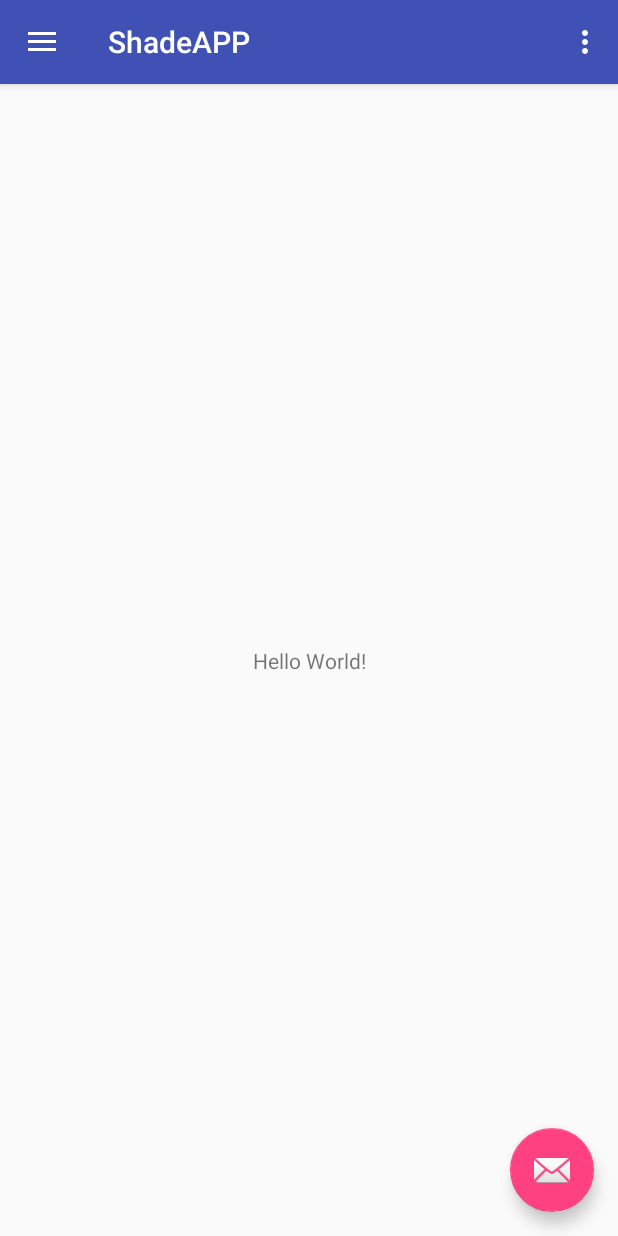
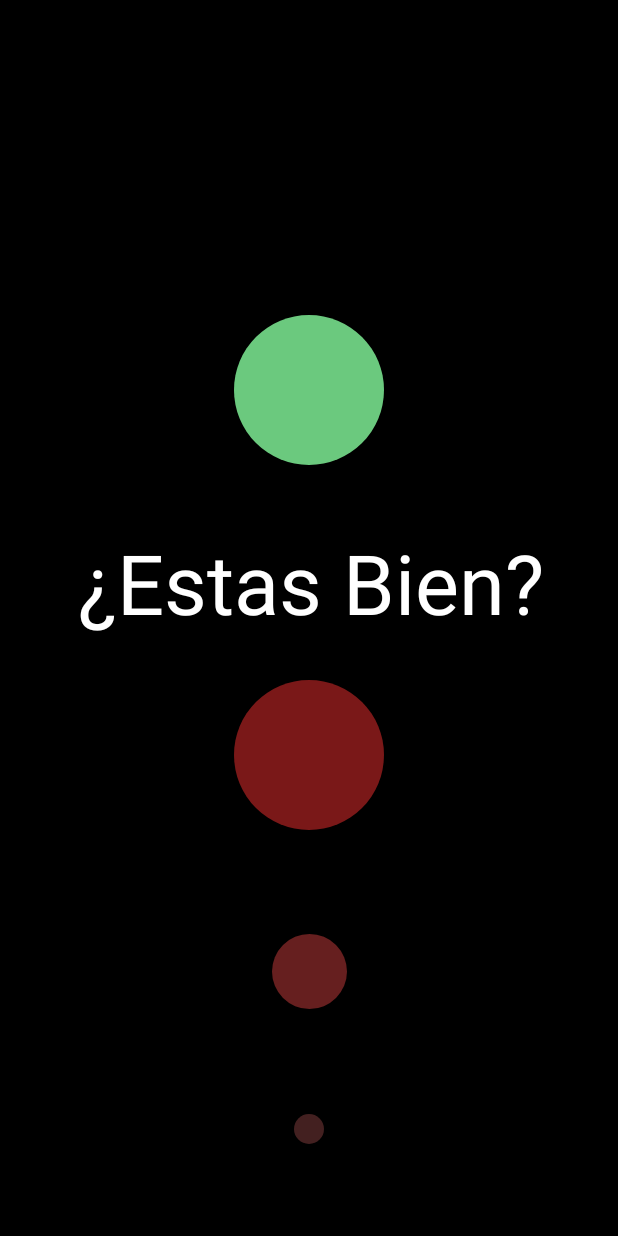
Before and after one commit to GodGilby/ShadeAPP, an Android app: the screen it shows after launch (MainActivity before the commit, RelajacionActivity after it), on a phone screen of 412 x 824 dp. Run offline under Robolectric (Android 15) with nearby library versions, the light colour scheme and no system bars.

Commit message:
Nuevos cambios

```diff
--- a/app/src/main/AndroidManifest.xml
+++ b/app/src/main/AndroidManifest.xml
@@ -12,13 +12,18 @@
         <activity
             android:name=".MainActivity"
             android:label="@string/app_name"
-            android:theme="@style/AppTheme.NoActionBar">
+            android:theme="@style/AppTheme.NoActionBar"></activity>
+        <activity android:name=".RelajacionActivity">
             <intent-filter>
                 <action android:name="android.intent.action.MAIN" />
 
                 <category android:name="android.intent.category.LAUNCHER" />
             </intent-filter>
         </activity>
+        <activity
+            android:name=".Relajacion2Activity"
+            android:label="@string/title_activity_relajacion2"
+            android:theme="@style/AppTheme.NoActionBar"></activity>
     </application>
 
 </manifest>
--- /dev/null
+++ b/app/src/main/java/com/example/gilby/shadeapp/Relajacion2Activity.java
@@ -0,0 +1,29 @@
+package com.example.gilby.shadeapp;
+
+import android.os.Bundle;
+import android.support.design.widget.FloatingActionButton;
+import android.support.design.widget.Snackbar;
+import android.support.v7.app.AppCompatActivity;
+import android.support.v7.widget.Toolbar;
+import android.view.View;
+
+public class Relajacion2Activity extends AppCompatActivity {
+
+    @Override
+    protected void onCreate(Bundle savedInstanceState) {
+        super.onCreate(savedInstanceState);
+        setContentView(R.layout.activity_relajacion2);
+        Toolbar toolbar = (Toolbar) findViewById(R.id.toolbar);
+        setSupportActionBar(toolbar);
+
+        FloatingActionButton fab = (FloatingActionButton) findViewById(R.id.fab);
+        fab.setOnClickListener(new View.OnClickListener() {
+            @Override
+            public void onClick(View view) {
+                Snackbar.make(view, "Replace with your own action", Snackbar.LENGTH_LONG)
+                        .setAction("Action", null).show();
+            }
+        });
+    }
+
+}
--- /dev/null
+++ b/app/src/main/java/com/example/gilby/shadeapp/RelajacionActivity.java
@@ -0,0 +1,23 @@
+package com.example.gilby.shadeapp;
+
+import android.support.v7.app.AppCompatActivity;
+import android.os.Bundle;
+import android.view.View;
+
+public class RelajacionActivity extends AppCompatActivity {
+
+    @Override
+    protected void onCreate(Bundle savedInstanceState) {
+        super.onCreate(savedInstanceState);
+        setContentView(R.layout.activity_relajacion);
+
+        EsconderNavegacion();
+    }
+    //Funcion para esconder navegacion
+    public void EsconderNavegacion(){
+        this.getWindow().getDecorView().setSystemUiVisibility(View.SYSTEM_UI_FLAG_FULLSCREEN |
+                View.SYSTEM_UI_FLAG_HIDE_NAVIGATION | View.SYSTEM_UI_FLAG_IMMERSIVE_STICKY |
+                View.SYSTEM_UI_FLAG_LAYOUT_FULLSCREEN | View.SYSTEM_UI_FLAG_LAYOUT_HIDE_NAVIGATION |
+                View.SYSTEM_UI_FLAG_LAYOUT_STABLE);
+    }
+}
--- /dev/null
+++ b/app/src/main/res/drawable/circle_buttom_no.xml
@@ -0,0 +1,9 @@
+<shape xmlns:android="http://schemas.android.com/apk/res/android"
+    android:shape="oval">
+    <solid android:color="#7A1818"></solid>
+    <size
+        android:width="100dp"
+        android:height="100dp">
+
+    </size>
+</shape>
--- /dev/null
+++ b/app/src/main/res/drawable/circle_buttom_yes.xml
@@ -0,0 +1,10 @@
+<shape xmlns:android="http://schemas.android.com/apk/res/android"
+    android:shape="oval">
+
+    <solid android:color="#6BC97E"></solid>
+    <size
+        android:width="100dp"
+        android:height="100dp">
+
+    </size>
+</shape>
--- /dev/null
+++ b/app/src/main/res/layout/activity_relajacion.xml
@@ -0,0 +1,117 @@
+<?xml version="1.0" encoding="utf-8"?>
+<android.support.constraint.ConstraintLayout xmlns:android="http://schemas.android.com/apk/res/android"
+    xmlns:app="http://schemas.android.com/apk/res-auto"
+    xmlns:tools="http://schemas.android.com/tools"
+    android:layout_width="match_parent"
+    android:layout_height="match_parent"
+    android:background="#000000"
+    tools:context=".RelajacionActivity">
+
+    <TextView
+        android:id="@+id/textView2"
+        android:layout_width="wrap_content"
+        android:layout_height="wrap_content"
+        android:layout_marginBottom="8dp"
+        android:layout_marginEnd="8dp"
+        android:layout_marginStart="8dp"
+        android:layout_marginTop="8dp"
+        android:text="¿Estas Bien?"
+        android:textColor="#FFFFFF"
+        android:textSize="55dp"
+        app:layout_constraintBottom_toBottomOf="parent"
+        app:layout_constraintEnd_toEndOf="parent"
+        app:layout_constraintHorizontal_bias="0.514"
+        app:layout_constraintStart_toStartOf="parent"
+        app:layout_constraintTop_toTopOf="parent"
+        app:layout_constraintVertical_bias="0.468"
+        tools:ignore="MissingConstraints" />
+
+    <Button
+        android:id="@+id/buttonSuccess1"
+        android:layout_width="wrap_content"
+        android:layout_height="wrap_content"
+        android:layout_marginBottom="8dp"
+        android:layout_marginEnd="8dp"
+        android:layout_marginStart="8dp"
+        android:layout_marginTop="8dp"
+        android:background="@drawable/circle_buttom_yes"
+        app:layout_constraintBottom_toBottomOf="@id/textView2"
+        app:layout_constraintEnd_toEndOf="parent"
+        app:layout_constraintStart_toStartOf="parent"
+        app:layout_constraintTop_toTopOf="parent"
+        app:layout_constraintVertical_bias="0.652"
+        tools:ignore="MissingConstraints" />
+
+    <Button
+        android:id="@+id/buttonSuccess2"
+        android:layout_width="50dp"
+        android:layout_height="50dp"
+        android:layout_marginEnd="8dp"
+        android:layout_marginStart="8dp"
+        android:layout_marginTop="8dp"
+        android:background="@drawable/circle_buttom_yes"
+        android:backgroundTint="#647F69"
+        app:layout_constraintBottom_toTopOf="parent"
+        app:layout_constraintEnd_toEndOf="parent"
+        app:layout_constraintStart_toStartOf="parent"
+        app:layout_constraintTop_toTopOf="@id/buttonSuccess1"
+        app:layout_constraintVertical_bias="0.38" />
+
+    <Button
+        android:id="@+id/buttonSuccess3"
+        android:layout_width="20dp"
+        android:layout_height="20dp"
+        android:layout_marginEnd="8dp"
+        android:layout_marginStart="8dp"
+        android:backgroundTint="#39443B"
+        android:layout_marginTop="8dp"
+        android:background="@drawable/circle_buttom_yes"
+        app:layout_constraintBottom_toTopOf="parent"
+        app:layout_constraintEnd_toEndOf="parent"
+        app:layout_constraintStart_toStartOf="parent"
+        app:layout_constraintTop_toTopOf="@id/buttonSuccess2" />
+
+    <Button
+        android:id="@+id/buttonFail1"
+        android:layout_width="wrap_content"
+        android:layout_height="wrap_content"
+        android:layout_marginEnd="8dp"
+        android:layout_marginStart="8dp"
+        android:layout_marginTop="28dp"
+        android:background="@drawable/circle_buttom_no"
+        app:layout_constraintEnd_toEndOf="parent"
+        app:layout_constraintStart_toStartOf="parent"
+        app:layout_constraintTop_toBottomOf="@id/textView2"
+        tools:ignore="MissingConstraints" />
+
+
+    <Button
+        android:id="@+id/buttonFail2"
+        android:layout_width="50dp"
+        android:layout_height="50dp"
+        android:layout_marginEnd="8dp"
+        android:layout_marginStart="8dp"
+        android:layout_marginTop="8dp"
+        android:background="@drawable/circle_buttom_no"
+        android:backgroundTint="#661F1F"
+        app:layout_constraintBottom_toTopOf="@+id/buttonFail3"
+        app:layout_constraintEnd_toEndOf="parent"
+        app:layout_constraintStart_toStartOf="parent"
+        app:layout_constraintTop_toBottomOf="@id/buttonFail1"
+        app:layout_constraintVertical_bias="0.38" />
+
+
+    <Button
+        android:id="@+id/buttonFail3"
+        android:layout_width="20dp"
+        android:layout_height="20dp"
+        android:layout_marginEnd="8dp"
+        android:layout_marginStart="8dp"
+        android:backgroundTint="#432020"
+        android:layout_marginTop="8dp"
+        android:background="@drawable/circle_buttom_no"
+        app:layout_constraintBottom_toBottomOf="parent"
+        app:layout_constraintEnd_toEndOf="parent"
+        app:layout_constraintStart_toStartOf="parent"
+        app:layout_constraintTop_toBottomOf="@id/buttonFail2" />
+</android.support.constraint.ConstraintLayout>
--- /dev/null
+++ b/app/src/main/res/layout/activity_relajacion2.xml
@@ -0,0 +1,33 @@
+<?xml version="1.0" encoding="utf-8"?>
+<android.support.design.widget.CoordinatorLayout xmlns:android="http://schemas.android.com/apk/res/android"
+    xmlns:app="http://schemas.android.com/apk/res-auto"
+    xmlns:tools="http://schemas.android.com/tools"
+    android:layout_width="match_parent"
+    android:layout_height="match_parent"
+    tools:context=".Relajacion2Activity">
+
+    <android.support.design.widget.AppBarLayout
+        android:layout_width="match_parent"
+        android:layout_height="wrap_content"
+        android:theme="@style/AppTheme.AppBarOverlay">
+
+        <android.support.v7.widget.Toolbar
+            android:id="@+id/toolbar"
+            android:layout_width="match_parent"
+            android:layout_height="?attr/actionBarSize"
+            android:background="?attr/colorPrimary"
+            app:popupTheme="@style/AppTheme.PopupOverlay" />
+
+    </android.support.design.widget.AppBarLayout>
+
+    <include layout="@layout/content_relajacion2" />
+
+    <android.support.design.widget.FloatingActionButton
+        android:id="@+id/fab"
+        android:layout_width="wrap_content"
+        android:layout_height="wrap_content"
+        android:layout_gravity="bottom|end"
+        android:layout_margin="@dimen/fab_margin"
+        app:srcCompat="@android:drawable/ic_dialog_email" />
+
+</android.support.design.widget.CoordinatorLayout>
--- /dev/null
+++ b/app/src/main/res/layout/content_relajacion2.xml
@@ -0,0 +1,12 @@
+<?xml version="1.0" encoding="utf-8"?>
+<android.support.constraint.ConstraintLayout xmlns:android="http://schemas.android.com/apk/res/android"
+    xmlns:app="http://schemas.android.com/apk/res-auto"
+    xmlns:tools="http://schemas.android.com/tools"
+    android:layout_width="match_parent"
+    android:layout_height="match_parent"
+    android:background="#A9E6EB"
+    app:layout_behavior="@string/appbar_scrolling_view_behavior"
+    tools:context=".Relajacion2Activity"
+    tools:showIn="@layout/activity_relajacion2">
+
+</android.support.constraint.ConstraintLayout>
--- a/app/src/main/res/values/strings.xml
+++ b/app/src/main/res/values/strings.xml
@@ -6,4 +6,5 @@
     <string name="nav_header_subtitle">android.studio@android.com</string>
     <string name="nav_header_desc">Navigation header</string>
     <string name="action_settings">Settings</string>
+    <string name="title_activity_relajacion2">Relajacion2Activity</string>
 </resources>
--- a/app/src/main/res/values/styles.xml
+++ b/app/src/main/res/values/styles.xml
@@ -1,7 +1,7 @@
 <resources>
 
     <!-- Base application theme. -->
-    <style name="AppTheme" parent="Theme.AppCompat.Light.DarkActionBar">
+    <style name="AppTheme" parent="Theme.AppCompat.Light.NoActionBar">
         <!-- Customize your theme here. -->
         <item name="colorPrimary">@color/colorPrimary</item>
         <item name="colorPrimaryDark">@color/colorPrimaryDark</item>
```
